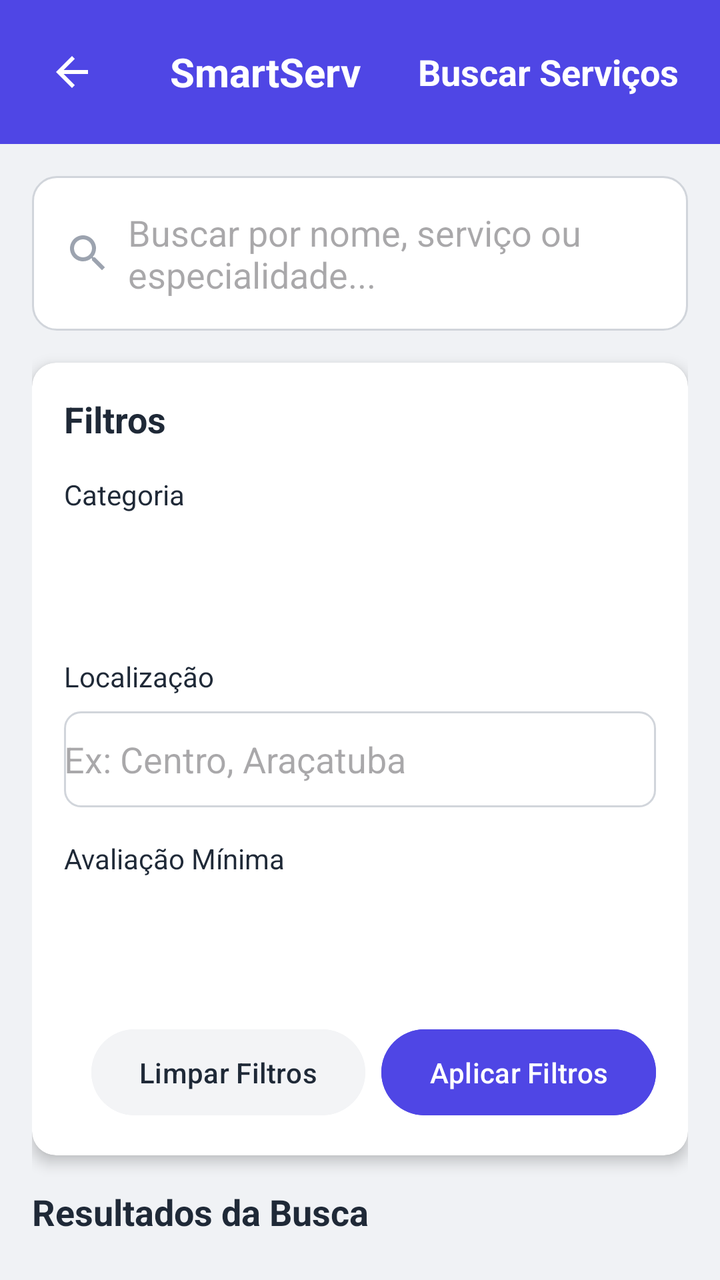
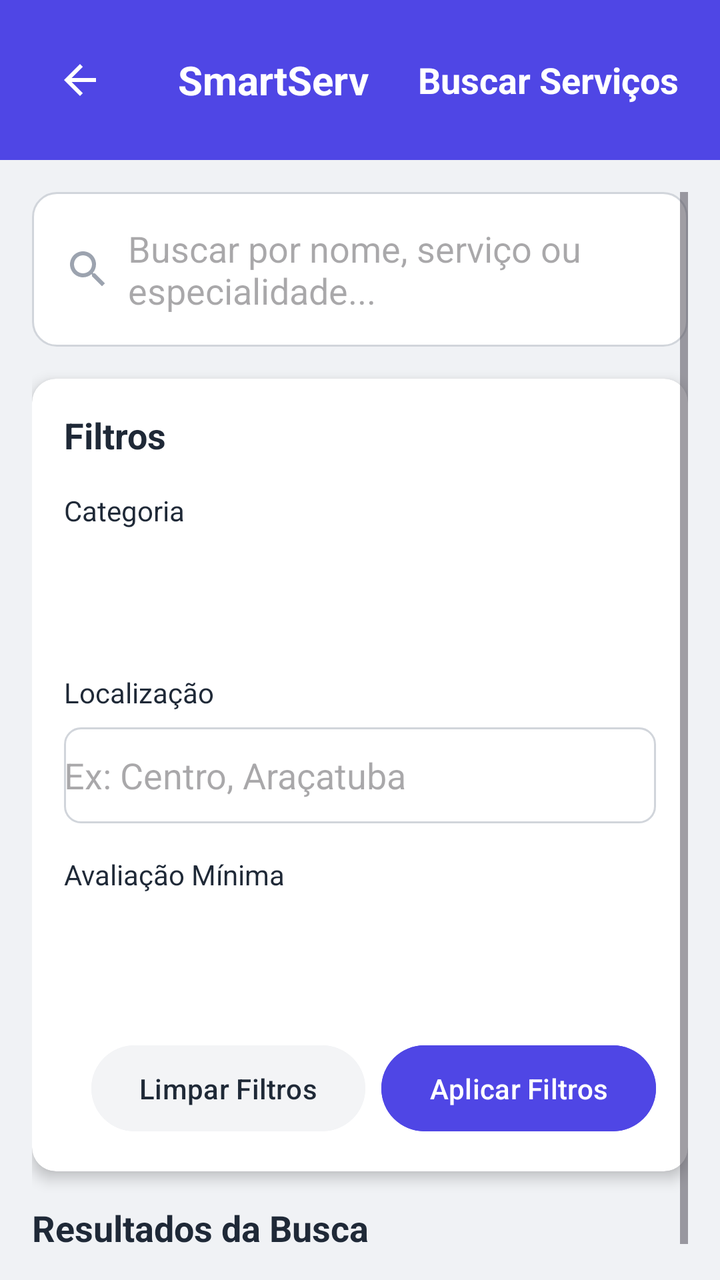

Before-and-after screenshots of an Android layout around one commit, followed by the original layout XML and the change that was made.
<!-- AndroidManifest.xml: application theme Theme.SmartApp -->
<!-- res/layout/buscar_servico.xml -->
<?xml version="1.0" encoding="utf-8"?>
<RelativeLayout xmlns:android="http://schemas.android.com/apk/res/android"
    xmlns:app="http://schemas.android.com/apk/res-auto"
    xmlns:tools="http://schemas.android.com/tools"
    android:layout_width="match_parent"
    android:layout_height="match_parent"
    android:background="@color/light_gray">

    
    <LinearLayout
        android:id="@+id/header"
        android:layout_width="match_parent"
        android:layout_height="wrap_content"
        android:background="@color/indigo_600"
        android:orientation="horizontal"
        android:gravity="center_vertical"
        android:padding="16dp"
        android:layout_alignParentTop="true">

        <ImageButton
            android:id="@+id/backButton"
            android:layout_width="wrap_content"
            android:layout_height="wrap_content"
            android:src="@drawable/ic_arrow_back"
            android:tint="@android:color/white"
            android:background="?selectableItemBackgroundBorderless"
            android:padding="8dp"/>

        <TextView
            android:layout_width="0dp"
            android:layout_height="wrap_content"
            android:layout_weight="1"
            android:text="SmartServ"
            android:textColor="@android:color/white"
            android:textSize="20sp"
            android:textStyle="bold"
            android:gravity="center"/>

        <TextView
            android:layout_width="wrap_content"
            android:layout_height="wrap_content"
            android:text="Buscar Serviços
"
            android:textColor="@android:color/white"
            android:textSize="18sp"
            android:textStyle="bold"/>
    </LinearLayout>

    
    <ScrollView
        android:layout_width="match_parent"
        android:layout_height="match_parent"
        android:layout_below="@id/header"
        android:padding="16dp"
        android:fillViewport="true">

        <LinearLayout
            android:layout_width="match_parent"
            android:layout_height="wrap_content"
            android:orientation="vertical">

            
            <EditText
                android:id="@+id/searchQuery"
                android:layout_width="match_parent"
                android:layout_height="wrap_content"
                android:hint="Buscar por nome, serviço ou especialidade..."
                android:padding="16dp"
                android:background="@drawable/edittext_rounded"
                android:drawableStart="@drawable/ic_search"
                android:drawablePadding="8dp"
                android:layout_marginBottom="16dp"/>

            
            <androidx.cardview.widget.CardView
                android:layout_width="match_parent"
                android:layout_height="wrap_content"
                android:layout_marginBottom="16dp"
                app:cardCornerRadius="12dp"
                app:cardElevation="4dp">

                <LinearLayout
                    android:layout_width="match_parent"
                    android:layout_height="wrap_content"
                    android:orientation="vertical"
                    android:padding="16dp">

                    <TextView
                        android:layout_width="match_parent"
                        android:layout_height="wrap_content"
                        android:text="Filtros"
                        android:textColor="@color/text_dark"
                        android:textSize="18sp"
                        android:textStyle="bold"
                        android:layout_marginBottom="16dp"/>

                    <LinearLayout
                        android:layout_width="match_parent"
                        android:layout_height="wrap_content"
                        android:orientation="vertical"
                        android:layout_marginBottom="16dp">

                        
                        <TextView
                            android:layout_width="match_parent"
                            android:layout_height="wrap_content"
                            android:text="Categoria"
                            android:textColor="@color/text_dark"
                            android:textSize="14sp"
                            android:layout_marginBottom="8dp"/>

                        <Spinner
                            android:id="@+id/categoryFilter"
                            android:layout_width="match_parent"
                            android:layout_height="48dp"
                            android:background="@drawable/spinner_background"/>

                        
                        <TextView
                            android:layout_width="match_parent"
                            android:layout_height="wrap_content"
                            android:text="Localização"
                            android:textColor="@color/text_dark"
                            android:textSize="14sp"
                            android:layout_marginTop="16dp"
                            android:layout_marginBottom="8dp"/>

                        <EditText
                            android:id="@+id/locationFilter"
                            android:layout_width="match_parent"
                            android:layout_height="48dp"
                            android:hint="Ex: Centro, Araçatuba"
                            android:background="@drawable/edittext_background"/>

                        
                        <TextView
                            android:layout_width="match_parent"
                            android:layout_height="wrap_content"
                            android:text="Avaliação Mínima"
                            android:textColor="@color/text_dark"
                            android:textSize="14sp"
                            android:layout_marginTop="16dp"
                            android:layout_marginBottom="8dp"/>

                        <Spinner
                            android:id="@+id/ratingFilter"
                            android:layout_width="match_parent"
                            android:layout_height="48dp"
                            android:background="@drawable/spinner_background"/>
                    </LinearLayout>

                    
                    <LinearLayout
                        android:layout_width="match_parent"
                        android:layout_height="wrap_content"
                        android:orientation="horizontal"
                        android:gravity="end">

                        <Button
                            android:id="@+id/clearFiltersBtn"
                            android:layout_width="wrap_content"
                            android:layout_height="wrap_content"
                            android:text="Limpar Filtros"
                            android:textColor="@color/text_dark"
                            android:backgroundTint="@color/gray_100"
                            android:paddingStart="24dp"
                            android:paddingEnd="24dp"
                            android:paddingTop="12dp"
                            android:paddingBottom="12dp"
                            android:layout_marginEnd="8dp"/>

                        <Button
                            android:id="@+id/applyFiltersBtn"
                            android:layout_width="wrap_content"
                            android:layout_height="wrap_content"
                            android:text="Aplicar Filtros"
                            android:textColor="@android:color/white"
                            android:backgroundTint="@color/indigo_600"
                            android:paddingStart="24dp"
                            android:paddingEnd="24dp"
                            android:paddingTop="12dp"
                            android:paddingBottom="12dp"/>
                    </LinearLayout>
                </LinearLayout>
            </androidx.cardview.widget.CardView>

            
            <TextView
                android:layout_width="match_parent"
                android:layout_height="wrap_content"
                android:text="Resultados da Busca"
                android:textColor="@color/text_dark"
                android:textSize="18sp"
                android:textStyle="bold"
                android:layout_marginBottom="16dp"/>

            
            <LinearLayout
                android:id="@+id/professionalListings"
                android:layout_width="match_parent"
                android:layout_height="wrap_content"
                android:orientation="vertical"
                android:divider="@drawable/divider"
                android:showDividers="middle"
                android:dividerPadding="16dp">

                
            </LinearLayout>
        </LinearLayout>
    </ScrollView>
</RelativeLayout>
<!-- resources referenced by this layout -->
<resources>
  <color name="gray_100">#F3F4F6</color>
  <color name="indigo_600">#4F46E5</color>
  <color name="light_gray">#F0F2F5</color>
  <color name="text_dark">#1F2937</color>
  <!-- drawable divider (drawable) -->
  <shape xmlns:android="http://schemas.android.com/apk/res/android">
      <size android:height="1dp" />
      <solid android:color="@color/gray_200" />
      <solid android:color="#E5E7EB" />
      <size android:height="1dp" />
      <solid android:color="#E5E7EB" />
      <size android:height="1dp" />
      <solid android:color="#E5E7EB" />
  
  </shape>
  <!-- drawable edittext_background (drawable) -->
  <shape xmlns:android="http://schemas.android.com/apk/res/android">
      <solid android:color="@android:color/white" />
      <corners android:radius="8dp" />
      <stroke
          android:width="1dp"
          android:color="#D1D5DB" />
      <solid android:color="@android:color/white"/>
      <corners android:radius="12dp"/>
      <stroke android:width="1dp" android:color="@color/gray_300"/>
  
      <shape xmlns:android="http://schemas.android.com/apk/res/android">
          <solid android:color="@android:color/white"/>
          <corners android:radius="8dp"/>
          <stroke android:width="1dp" android:color="#D1D5DB"/>
      </shape>
  
      <solid android:color="@android:color/transparent" />
      <stroke android:width="1dp" android:color="#D1D5DB" />
      <corners android:radius="8dp" />
  
  </shape>
  <!-- drawable edittext_rounded (drawable) -->
  <shape xmlns:android="http://schemas.android.com/apk/res/android">
      <solid android:color="@android:color/white"/>
      <corners android:radius="12dp"/>
      <stroke android:width="1dp" android:color="@color/gray_300"/>
  </shape>
  <!-- drawable ic_arrow_back (drawable) -->
  <vector xmlns:android="http://schemas.android.com/apk/res/android"
      android:width="24dp"
      android:height="24dp"
      android:viewportWidth="24"
      android:viewportHeight="24">
      <path android:fillColor="#FFFFFF" android:pathData="M20,11H7.83l5.59,-5.59L12,4l-8,8 8,8 1.41,-1.41L7.83,13H20v-2z"/>
  </vector>
  <!-- drawable ic_search (drawable) -->
  <vector xmlns:android="http://schemas.android.com/apk/res/android"
      android:width="24dp"
      android:height="24dp"
      android:viewportWidth="24"
      android:viewportHeight="24">
      <path android:fillColor="#9CA3AF" android:pathData="M15.5,14h-0.79l-0.28,-0.27C15.41,12.59 16,11.11 16,9.5 16,5.91 13.09,3 9.5,3S3,5.91 3,9.5 5.91,16 9.5,16c1.61,0 3.09,-0.59 4.23,-1.57l0.27,0.28v0.79l5,4.99L20.49,19l-4.99,-5zM9.5,14C7.01,14 5,11.99 5,9.5S7.01,5 9.5,5 14,7.01 14,9.5 11.99,14 9.5,14z"/>
  </vector>
  <style name="Theme.SmartApp" parent="Base.Theme.SmartApp" />
  <color name="gray_200">#E5E7EB</color>
  <color name="gray_300">#D1D5DB</color>
  <!-- drawable ic_arrow_drop_down (drawable) -->
  <vector xmlns:android="http://schemas.android.com/apk/res/android"
      android:width="24dp"
      android:height="24dp"
      android:viewportWidth="24"
      android:viewportHeight="24">
      <path android:fillColor="#6B7280" android:pathData="M7,10l5,5 5,-5z"/>
  </vector>
  <style name="Base.Theme.SmartApp" parent="Theme.Material3.DayNight.NoActionBar" />
  <!-- unchanged entries left out for length: 1 -->
</resources>

<!-- the commit's change to res/layout/buscar_servico.xml (unified diff, before → after) -->
@@ -19,10 +19,10 @@
 
         <ImageButton
             android:id="@+id/backButton"
-            android:layout_width="wrap_content"
-            android:layout_height="wrap_content"
+            android:layout_width="48dp"
+            android:layout_height="48dp"
+            android:contentDescription="btnvoltar"
             android:src="@drawable/ic_arrow_back"
-            android:tint="@android:color/white"
             android:background="?selectableItemBackgroundBorderless"
             android:padding="8dp"/>
 
